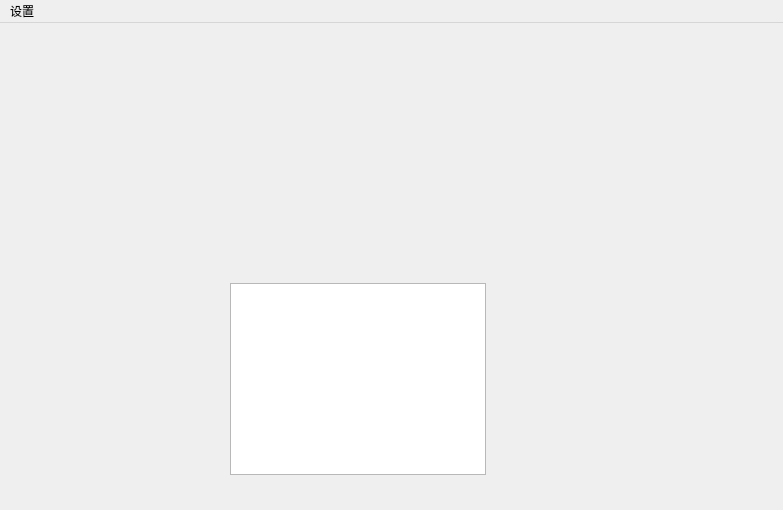
CCA2878/Prepar3DTools, file MainWindow.ui: the form before one commit.
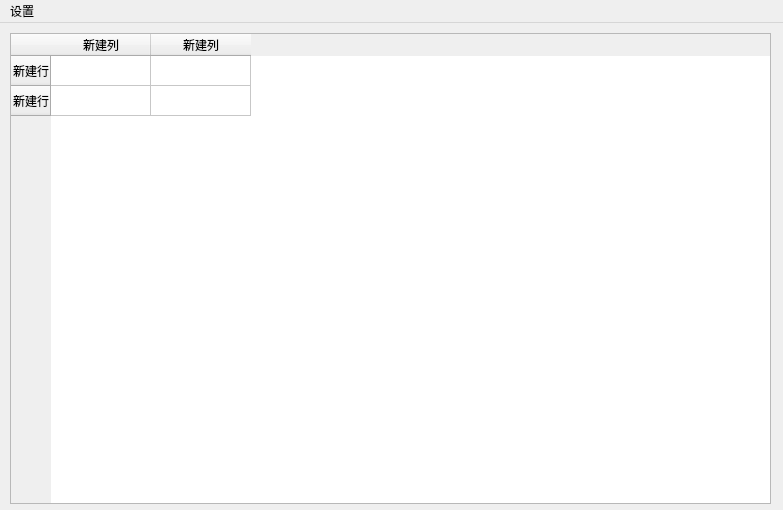
The form after the commit.

Diff of the .ui file:
```diff
--- a/MainWindow.ui
+++ b/MainWindow.ui
@@ -20,15 +20,47 @@
    <string>MainWindow</string>
   </property>
   <widget class="QWidget" name="centralwidget">
-   <widget class="QListView" name="listView">
+   <widget class="QTableWidget" name="tableWidget">
     <property name="geometry">
      <rect>
-      <x>230</x>
-      <y>260</y>
-      <width>256</width>
-      <height>192</height>
+      <x>10</x>
+      <y>10</y>
+      <width>761</width>
+      <height>471</height>
      </rect>
     </property>
+    <property name="showGrid">
+     <bool>true</bool>
+    </property>
+    <property name="sortingEnabled">
+     <bool>false</bool>
+    </property>
+    <property name="rowCount">
+     <number>2</number>
+    </property>
+    <property name="columnCount">
+     <number>2</number>
+    </property>
+    <row>
+     <property name="text">
+      <string>新建行</string>
+     </property>
+    </row>
+    <row>
+     <property name="text">
+      <string>新建行</string>
+     </property>
+    </row>
+    <column>
+     <property name="text">
+      <string>新建列</string>
+     </property>
+    </column>
+    <column>
+     <property name="text">
+      <string>新建列</string>
+     </property>
+    </column>
    </widget>
   </widget>
   <widget class="QMenuBar" name="menubar">
```
